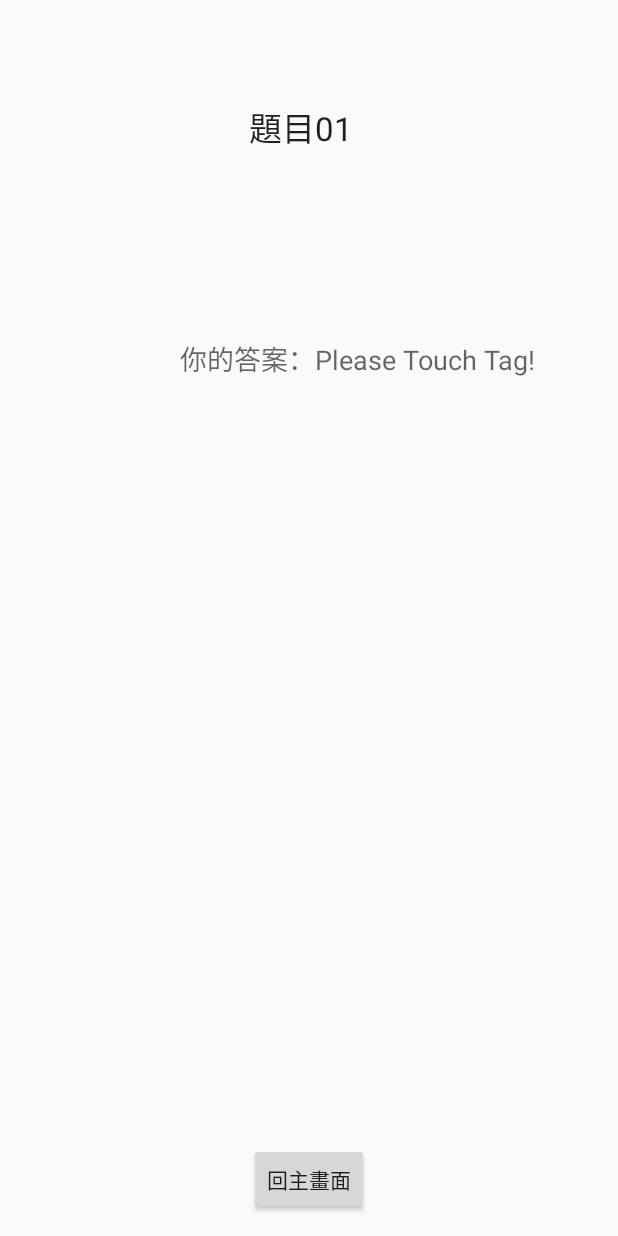
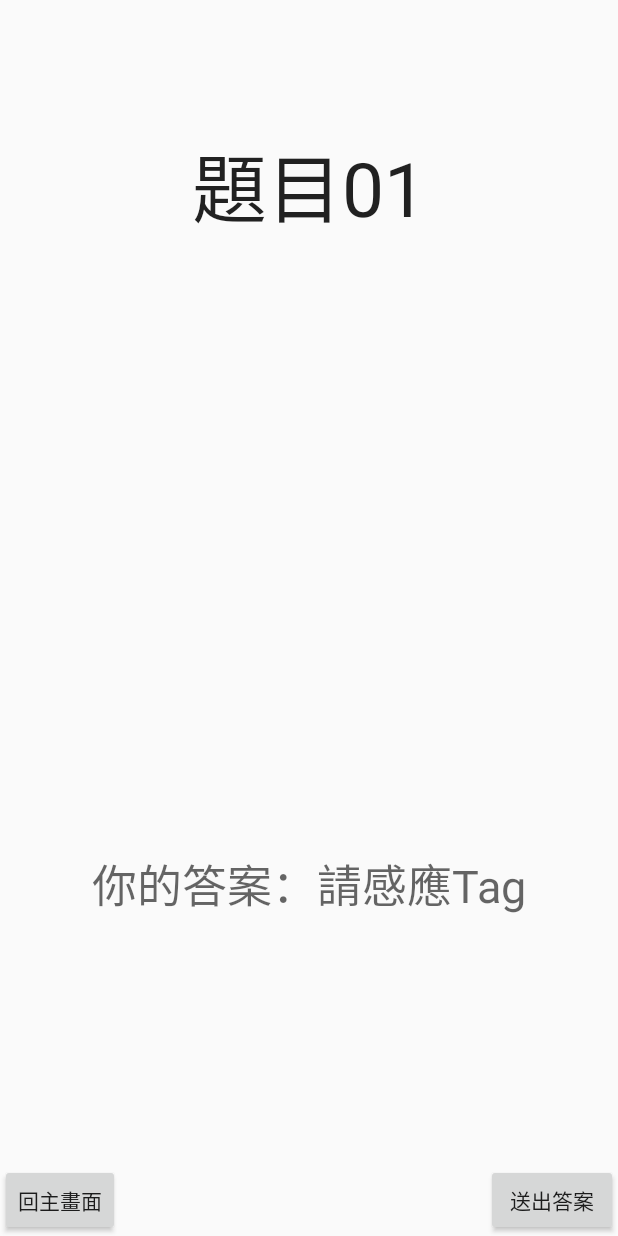
Before and after one commit to Alexpon/Android_NU-Learning, an Android app: the IE_Main screen opened directly, with no data from a screen before it, on a phone screen of 412 x 824 dp. Run offline under Robolectric (Android 15) with nearby library versions, the phone set to English and light mode, and no system bars; 1 statement that could not run was skipped.

Commit message:
ver2.0
add ie page

```diff
--- a/app/src/main/AndroidManifest.xml
+++ b/app/src/main/AndroidManifest.xml
@@ -23,9 +23,7 @@
             android:label="@string/app_name" >
             <intent-filter>
                 <action android:name="android.intent.action.MAIN" />
-
                 <category android:name="android.intent.category.LAUNCHER" />
-
                 <action android:name="android.nfc.action.TECH_DISCOVERED" />
             </intent-filter>
 
@@ -34,10 +32,8 @@
                 android:resource="@xml/nfc_tech_filter" />
 
             <intent-filter>
-                <action android:name="android.nfc.action.NDER_DISCOVERED" />
-
+                <action android:name="android.nfc.action.NDEF_DISCOVERED" />
                 <category android:name="android.intent.category.APP_DEFAULT" />
-
                 <data android:mimeType="text/plain" />
             </intent-filter>
         </activity>
--- a/app/src/main/java/mbp/alexpon/com/nu_learning/IE_Main.java
+++ b/app/src/main/java/mbp/alexpon/com/nu_learning/IE_Main.java
@@ -3,13 +3,6 @@ package mbp.alexpon.com.nu_learning;
 /**
  * Created by apple on 15/6/4.
  */
-
-import java.io.IOException;
-import java.io.InputStream;
-import java.io.OutputStream;
-import java.io.UnsupportedEncodingException;
-import java.net.Socket;
-import java.util.Arrays;
 
 import android.app.Activity;
 import android.app.PendingIntent;
@@ -24,31 +17,28 @@ import android.nfc.Tag;
 import android.nfc.tech.Ndef;
 import android.os.AsyncTask;
 import android.os.Bundle;
-import android.os.Handler;
 import android.util.Log;
 import android.view.View;
 import android.widget.Button;
 import android.widget.TextView;
+import android.widget.Toast;
+
+import java.io.UnsupportedEncodingException;
+import java.util.Arrays;
 
 
 public class IE_Main extends Activity{
 
-    static TextView txt_name;
-    static String str1="0";
-    static String str2="0";
-    static String str3="0";
     private SharedPreferences loginPreferences;
     public static final String TAG = "NfcDemo";
     public static final String MIME_TEXT_PLAIN = "text/plain";
 
+    private String answer;
+    private TextView user;
+    private TextView title;
+    private TextView ans;
     private Button btn_backmain;
-    private TextView Ans;
-    private TextView show02;
     private NfcAdapter mNfcAdapter;
-    static Socket socket;
-    static InputStream in;
-    static OutputStream out;
-    private Handler handler = new Handler();
 
 
     protected void onCreate(Bundle savedInstanceState) {
@@ -57,23 +47,19 @@ public class IE_Main extends Activity{
         initViews();
         setListener();
 
-        Thread t = new thread();
-        t.start();
-        handleIntent(getIntent());
 
     }
 
     public void initViews(){
-        Ans = (TextView) findViewById(R.id.Ans);
+        mNfcAdapter = NfcAdapter.getDefaultAdapter(this);
+        loginPreferences = getSharedPreferences("loginPrefs", MODE_PRIVATE);
+
+        user = (TextView) findViewById(R.id.txt_username);
+        title = (TextView) findViewById(R.id.title);
+        ans = (TextView) findViewById(R.id.answer);
         btn_backmain = (Button) findViewById(R.id.btn_backmain);
-        mNfcAdapter = NfcAdapter.getDefaultAdapter(this);
-        show02 =(TextView)findViewById(R.id.show02);
-        loginPreferences = getSharedPreferences("loginPrefs", MODE_PRIVATE);
-        str1 = loginPreferences.getString("Name", "");
-        TextView ans = (TextView) findViewById(R.id.Ans);
-        TextView tv = (TextView) findViewById(R.id.txt_username);
-        tv.setText(str1);
-        str2 =  Ans.getText().toString();
+
+        user.setText(loginPreferences.getString("Name", ""));
     }
 
     public void setListener(){
@@ -90,55 +76,6 @@ public class IE_Main extends Activity{
         }
     };
 
-    private Runnable receive_run = new Runnable(){
-
-        @Override
-        public void run() {
-            // TODO Auto-generated method stub
-            while(socket.isConnected())
-            {
-                byte[] rebyte = new byte[256];
-                try
-                {
-                    in.read(rebyte);
-                    str3 = new String(rebyte);
-                    handler.post(new Runnable(){
-                        @Override
-                        public void run() {
-                            // TODO Auto-generated method stub
-                            show02.setText(str3);
-                            Ans.setText("");
-                        }});
-
-                } catch (IOException e) {
-                    // TODO Auto-generated catch block
-                    e.printStackTrace();
-                }
-            }
-        }};
-
-    class thread extends Thread{
-        public void run() {
-            try{
-                //int servPort=5000;
-
-                socket = MainActivity.socket;
-                in=socket.getInputStream();
-                out=socket.getOutputStream();
-//				String Ans_who = str2+ "-"+ str1;
-//				byte[] sendstr = new byte[256];
-//				System.arraycopy(Ans_who.getBytes(), 0, sendstr, 0, Ans_who.length());
-//				out.write(sendstr);
-//				out.flush();
-//				out.close();
-                Thread receive = new Thread(receive_run);
-                receive.start();
-                Log.d("send","OutputStream");
-            }catch(Exception e){
-                Log.d("send",e.getMessage());
-            }
-        }
-    }
 
     private void handleIntent(Intent intent) {
         String action = intent.getAction();
@@ -146,16 +83,15 @@ public class IE_Main extends Activity{
 
             String type = intent.getType();
             if (MIME_TEXT_PLAIN.equals(type)) {
-
                 Tag tag = intent.getParcelableExtra(NfcAdapter.EXTRA_TAG);
                 new NdefReaderTask().execute(tag);
-
-            } else {
+            }
+            else {
                 Log.d(TAG, "Wrong mime type: " + type);
             }
-        } else if (NfcAdapter.ACTION_TECH_DISCOVERED.equals(action)) {
+        }
+        else if (NfcAdapter.ACTION_TECH_DISCOVERED.equals(action)) {
 
-            // In case we would still use the Tech Discovered Intent
             Tag tag = intent.getParcelableExtra(NfcAdapter.EXTRA_TAG);
             String[] techList = tag.getTechList();
             String searchedTech = Ndef.class.getName();
@@ -173,8 +109,6 @@ public class IE_Main extends Activity{
     @Override
     protected void onResume() {
         super.onResume();
-//         It's important, that the activity is in the foreground (resumed).
-//         Otherwise an IllegalStateException is thrown.
         setupForegroundDispatch(this, mNfcAdapter);
     }
 
@@ -200,7 +134,7 @@ public class IE_Main extends Activity{
 
         Adapter.enableForegroundDispatch(ie_Main, pendingIntent, filters, techList);
     }
-    //    Call this before onPause, otherwise an IllegalArgumentException is thrown as well.
+
     @Override
     protected void onPause() {
         stopForegroundDispatch(this, mNfcAdapter);
@@ -211,14 +145,14 @@ public class IE_Main extends Activity{
         Adapter.disableForegroundDispatch(ie_Main);
     }
 
-    //    this method gets called, when the user attaches a Tag to the device.
     @Override
     protected void onNewIntent(Intent intent) {
         handleIntent(intent);
     }
 
+    public class NdefReaderTask extends AsyncTask<Tag, Void, String> {
 
-    private class NdefReaderTask extends AsyncTask<Tag, Void, String> {
+        public static final String TAG = "NfcDemo";
 
         @Override
         protected String doInBackground(Tag... params) {
@@ -275,20 +209,13 @@ public class IE_Main extends Activity{
         @Override
         protected void onPostExecute(String result) {
             if (result != null) {
-                Ans.setText(result);
-                str2 = result;
-                try{
-                    String Ans_who = str2+ "-"+ str1;
-                    byte[] sendstr = new byte[256];
-                    System.arraycopy(Ans_who.getBytes(), 0, sendstr, 0, Ans_who.length());
-                    out.write(sendstr);
-                    out.flush();
-                    Log.d("send","OutputStream");
-                }catch(Exception e){
-                    Log.d("send",e.getMessage());
-                }
+                ans.setText("你的答案：" + result);
+                answer = result;
+                Toast.makeText(getApplication(), result, Toast.LENGTH_SHORT).show();
             }
         }
+    }
 
-    }
+
+
 }
--- a/app/src/main/res/layout/interactive_examination.xml
+++ b/app/src/main/res/layout/interactive_examination.xml
@@ -3,56 +3,6 @@
 <RelativeLayout xmlns:android="http://schemas.android.com/apk/res/android"
     android:layout_width="match_parent"
     android:layout_height="match_parent" >
-
-    <Button
-        android:id="@+id/btn_backmain"
-        android:layout_width="wrap_content"
-        android:layout_height="wrap_content"
-        android:layout_alignParentBottom="true"
-        android:layout_centerHorizontal="true"
-        android:layout_marginBottom="14dp"
-        android:minWidth="@dimen/activity_horizontal_margin"
-        android:text="回主畫面" />
-
-    <TextView
-        android:id="@+id/show02"
-        android:layout_width="wrap_content"
-        android:layout_height="wrap_content"
-        android:layout_alignBaseline="@+id/show01"
-        android:layout_alignBottom="@+id/show01"
-        android:layout_toRightOf="@+id/show01"
-        android:text="01"
-        android:textAppearance="?android:attr/textAppearanceLarge" />
-
-    <TextView
-        android:id="@+id/text"
-        android:layout_width="wrap_content"
-        android:layout_height="wrap_content"
-        android:layout_alignBaseline="@+id/Ans"
-        android:layout_alignBottom="@+id/Ans"
-        android:layout_toLeftOf="@+id/Ans"
-        android:text="你的答案："
-        android:textAppearance="?android:attr/textAppearanceMedium" />
-
-    <TextView
-        android:id="@+id/Ans"
-        android:layout_width="wrap_content"
-        android:layout_height="wrap_content"
-        android:layout_below="@+id/show01"
-        android:layout_marginTop="126dp"
-        android:layout_toRightOf="@+id/show01"
-        android:text="Please Touch Tag!"
-        android:textAppearance="?android:attr/textAppearanceMedium" />
-
-    <TextView
-        android:id="@+id/show01"
-        android:layout_width="wrap_content"
-        android:layout_height="wrap_content"
-        android:layout_alignLeft="@+id/btn_backmain"
-        android:layout_alignParentTop="true"
-        android:layout_marginTop="68dp"
-        android:text="題目"
-        android:textAppearance="?android:attr/textAppearanceLarge" />
 
     <TextView
         android:id="@+id/txt_username"
@@ -61,6 +11,50 @@
         android:layout_alignParentLeft="true"
         android:layout_alignParentTop="true"
         android:layout_marginTop="18dp"
-        android:text="Large Text" />
+        android:text=""
+        android:textSize="20sp"/>
+
+    <TextView
+        android:id="@+id/title"
+        android:layout_width="wrap_content"
+        android:layout_height="wrap_content"
+        android:layout_marginTop="41dp"
+        android:text="題目01"
+        android:textSize="50sp"
+        android:gravity="center"
+        android:textAppearance="?android:attr/textAppearanceLarge"
+        android:layout_below="@+id/txt_username"
+        android:layout_centerHorizontal="true" />
+
+
+    <TextView
+        android:id="@+id/answer"
+        android:layout_width="wrap_content"
+        android:layout_height="wrap_content"
+        android:text="你的答案：請感應Tag"
+        android:textSize="30sp"
+        android:textAppearance="?android:attr/textAppearanceMedium"
+        android:layout_marginBottom="164dp"
+        android:layout_above="@+id/btn_backmain"
+        android:layout_centerHorizontal="true" />
+
+
+    <Button
+        android:id="@+id/btn_backmain"
+        android:layout_width="wrap_content"
+        android:layout_height="wrap_content"
+        android:minWidth="@dimen/activity_horizontal_margin"
+        android:text="回主畫面"
+        android:layout_alignParentBottom="true"
+        android:layout_alignParentLeft="true"
+        android:layout_alignParentStart="true" />
+
+    <Button
+        android:layout_width="wrap_content"
+        android:layout_height="wrap_content"
+        android:text="送出答案"
+        android:layout_alignParentBottom="true"
+        android:layout_alignParentRight="true"
+        android:layout_alignParentEnd="true" />
 
 </RelativeLayout>
```
Also changed, not shown: app/src/main/java/mbp/alexpon/com/nu_learning/MainActivity.java (+11 -153 lines), app/src/main/java/mbp/alexpon/com/nu_learning/ServerRequests.java (+12 -10 lines), 1 other file.
